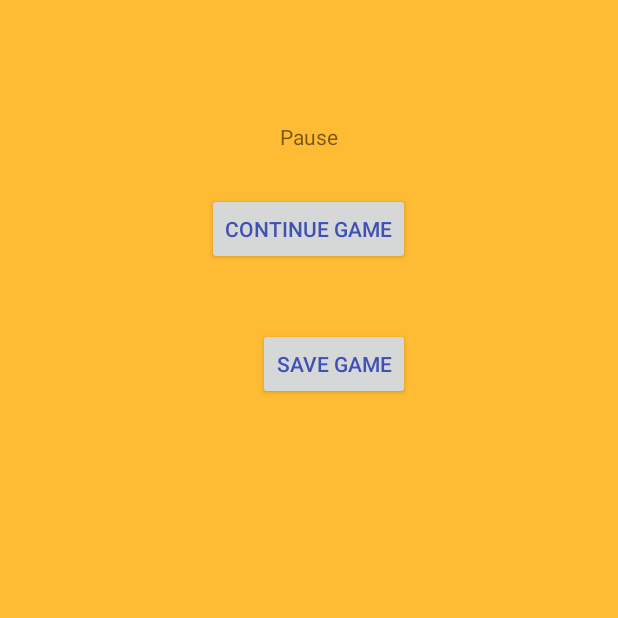
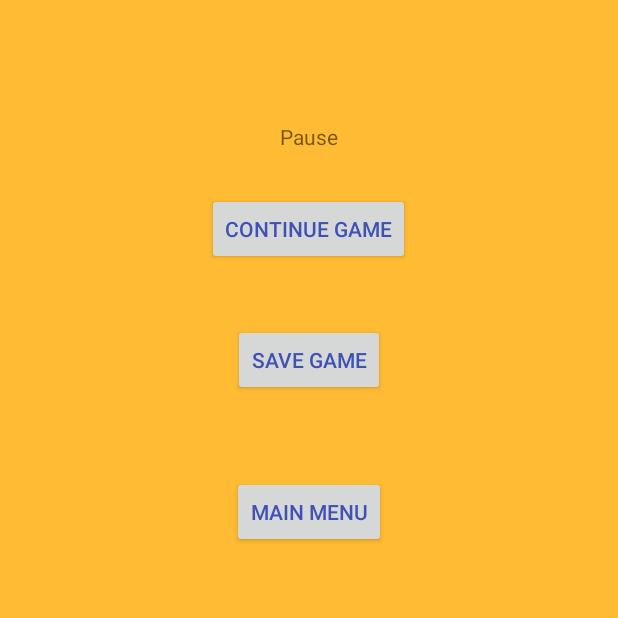
Before and after one commit to laesskerjonathan/air-hockey, an Android app: the PauseMenu screen opened directly, with no data from a screen before it, on a phone screen of 412 x 824 dp, the top half of it. Run offline under Robolectric (Android 15) with nearby library versions, the phone set to English and light mode, and no system bars.

Commit message:
Update: PauseMenu Intents and Toast

```diff
--- a/app/src/main/java/ch/laessker/jonathan/airhockey/PauseMenu.java
+++ b/app/src/main/java/ch/laessker/jonathan/airhockey/PauseMenu.java
@@ -1,13 +1,48 @@
 package ch.laessker.jonathan.airhockey;
 
+import android.content.Intent;
 import android.support.v7.app.AppCompatActivity;
 import android.os.Bundle;
+import android.view.View;
+import android.widget.Button;
+import android.widget.Toast;
 
 public class PauseMenu extends AppCompatActivity {
+
+    private Button continueGameButton;
+    private Button saveGameButton;
+    private Button mainMenuButton;
 
     @Override
     protected void onCreate(Bundle savedInstanceState) {
         super.onCreate(savedInstanceState);
         setContentView(R.layout.activity_pause_menu);
+
+        continueGameButton = (Button) findViewById(R.id.continueGame);
+        saveGameButton = (Button) findViewById(R.id.saveGame);
+        mainMenuButton = (Button) findViewById(R.id.mainMenu);
+
+        continueGameButton.setOnClickListener(new View.OnClickListener() {
+            public void onClick(View v) {
+                finish();
+            }
+        });
+
+        saveGameButton.setOnClickListener(new View.OnClickListener() {
+            public void onClick(View v) {
+                //TODO: Save Game
+
+                Toast.makeText(PauseMenu.this, "Game saved!", Toast.LENGTH_LONG).show();
+
+            }
+        });
+
+        mainMenuButton.setOnClickListener(new View.OnClickListener() {
+            public void onClick(View v) {
+                setResult(RESULT_OK, null);
+                finish();
+            }
+        });
+
     }
 }
--- a/app/src/main/res/layout/activity_pause_menu.xml
+++ b/app/src/main/res/layout/activity_pause_menu.xml
@@ -26,14 +26,23 @@
         android:layout_below="@+id/textView6"
         android:layout_centerHorizontal="true"
         android:layout_marginTop="28dp"
-        android:id="@+id/button4" />
+        android:id="@+id/continueGame" />
 
     <Button
         android:text="@string/save_game"
         android:layout_width="wrap_content"
         android:layout_height="wrap_content"
-        android:layout_below="@+id/button4"
-        android:layout_alignEnd="@+id/button4"
-        android:layout_marginTop="42dp"
-        android:id="@+id/button9" />
+        android:layout_marginTop="39dp"
+        android:id="@+id/saveGame"
+        android:layout_below="@+id/continueGame"
+        android:layout_centerHorizontal="true" />
+
+    <Button
+        android:id="@+id/mainMenu"
+        android:layout_width="wrap_content"
+        android:layout_height="wrap_content"
+        android:layout_below="@+id/saveGame"
+        android:layout_centerHorizontal="true"
+        android:layout_marginTop="53dp"
+        android:text="Main Menu" />
 </RelativeLayout>
```
Also changed, not shown: app/src/main/java/ch/laessker/jonathan/airhockey/AirHockeyActivity.java (+35 -0 lines), app/src/main/java/ch/laessker/jonathan/airhockey/SinglePlayerPreGame.java (+13 -1 lines), app/src/main/res/layout/surface_view_layout.xml (+4 -3 lines).
